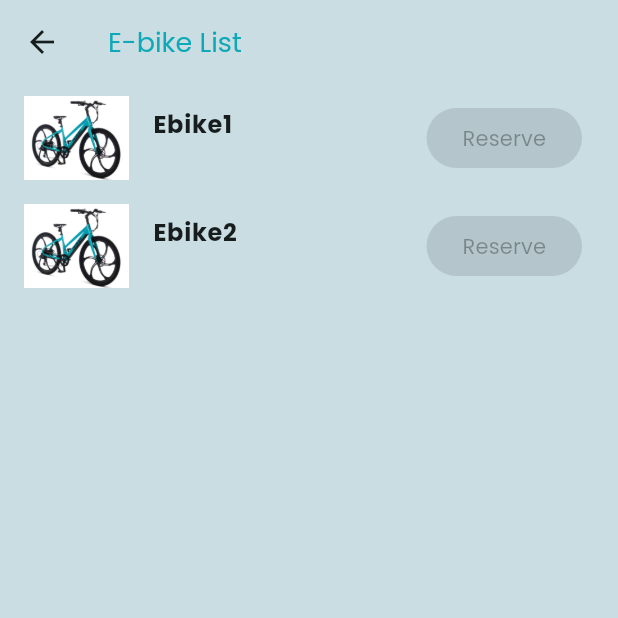
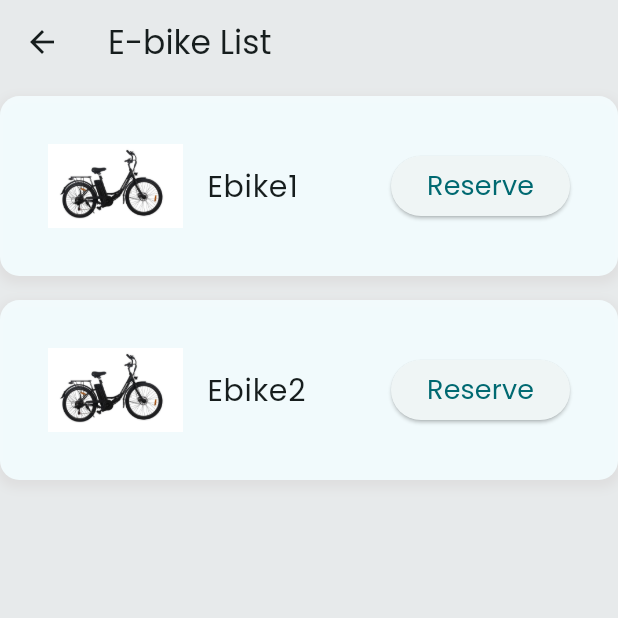
Before and after one commit to bassma734/rentingebike, a Flutter app: the EbikeListPage screen opened directly, on a phone screen of 412 x 824 dp, the top half of it. Run offline on Flutter 3.47's test engine with Material 3 defaults, Android fonts, the phone set to English and light mode, and no system bars; our stand-ins replace firebase_auth, firebase_core, font_awesome_flutter, google_sign_in; missing offline and left inert: mqtt_client, qr_mobile_vision; accounts and stored records are empty; generated files the repository leaves out were written again; statements that could not run were skipped.

Commit message:
'appearance update '

```diff
--- a/lib/core/constants.dart
+++ b/lib/core/constants.dart
@@ -1,13 +1,13 @@
 // App-wide colors
 import 'package:flutter/material.dart';
 
-const Color primary = Color.fromARGB(255, 14, 169, 183);
+const Color primary = Color.fromARGB(251, 28, 171, 184);
 const Color gray900 = Color(0xFF3E3E3E);
 const Color gray700 = Color(0xFF626262);
 const Color gray500 = Color(0xFF8E8E8E);
 const Color gray300 = Color(0xFFBEBEBE);
 const Color gray100 = Color(0xFFE9E9E9);
-const Color background = Color.fromARGB(255, 202, 221, 227);
+const Color background = Color.fromARGB(255, 231, 234, 235);
 const Color black = Colors.black;
 const Color white = Colors.white;
 
--- a/lib/pages/ebike_list_page.dart
+++ b/lib/pages/ebike_list_page.dart
@@ -4,11 +4,9 @@ import '../pages/reservation_form_page.dart';
 import '../services/mqtt_service.dart';
 import 'package:mqtt_client/mqtt_client.dart';
 
+class EbikeListPage extends StatefulWidget {
+  const EbikeListPage({super.key});
 
-
-
-class EbikeListPage extends StatefulWidget {
-  const EbikeListPage({super.key  });
   @override
   EbikeListPageState createState() => EbikeListPageState();
 }
@@ -16,29 +14,32 @@ class EbikeListPage extends StatefulWidget {
 class EbikeListPageState extends State<EbikeListPage> {
   MqttService mqttService = MqttService();
   final String irTopic = "ir_sensor_detection";
-  final _reservationButtonStates = List<bool>.filled(2, false);
-
-
+  final _reservationButtonStates = <bool>[];
 
   final _ebikesMap = {
     'Ebike1': Ebike(
       name: 'Ebike1',
-      photo: 'assets/images/ebike1.jpg',
-
+      photo: 'assets/images/Ebike.jpeg',
     ),
     'Ebike2': Ebike(
       name: 'Ebike2',
-      photo: 'assets/images/ebike1.jpg',
-
+      photo: 'assets/images/Ebike.jpeg',
     ),
   };
 
   @override
   void initState() {
+    super.initState();
+    _initializeButtonStates();
     setupMqttClient();
     setupUpdatesListener();
-    super.initState();
   }
+
+  void _initializeButtonStates() {
+    // Initialize button states based on the number of ebikes
+    _reservationButtonStates.addAll(List<bool>.filled(_ebikesMap.length, true));
+  }
+
   @override
   Widget build(BuildContext context) {
     return Scaffold(
@@ -48,7 +49,6 @@ class EbikeListPageState extends State<EbikeListPage> {
       body: _buildEbikeList(),
     );
   }
-
 
   Widget _buildEbikeList() {
     return ListView.builder(
@@ -60,28 +60,43 @@ class EbikeListPageState extends State<EbikeListPage> {
     );
   }
 
-
   Widget _buildEbikeListTile(Ebike ebike, bool enabled) {
     return GestureDetector(
       onTap: enabled ? () => _handleReservationButtonPress(ebike) : null,
+      child: Container(
+        padding: const EdgeInsets.all(18), // Increase padding for larger tile size
+        margin: const EdgeInsets.symmetric(vertical: 8.0), // Add margin between tiles
+        decoration: BoxDecoration(
+          color: const Color.fromARGB(248, 242, 251, 253),
+          borderRadius: BorderRadius.circular(13), // Rounded corners
+          boxShadow: [
+            BoxShadow(
+              color: const Color.fromARGB(255, 214, 211, 211).withOpacity(0.5),
+              spreadRadius: 2,
+              blurRadius: 5,
+              offset: const Offset(0, 3), // Shadow position
+            ),
+          ],
+        ),
         child: ListTile(
+          contentPadding: const EdgeInsets.all(14), // Add padding inside the tile
           leading: Image.asset(
             ebike.photo,
-          width :70,
-          height : 70,
-          fit: BoxFit.cover,
+            width: 90, // Increased image width
+            height: 200, // Increased image height
+            fit: BoxFit.fill,
           ),
           title: Text(
             ebike.name,
-          style: const TextStyle(fontWeight: FontWeight.bold),
+            style: const TextStyle(
+              fontWeight: FontWeight.w400,
+              fontSize: 20, // Increased font size for title
             ),
-        subtitle: const Column(
-          crossAxisAlignment: CrossAxisAlignment.start,
-
           ),
           trailing: ElevatedButton(
             onPressed: enabled ? () => _handleReservationButtonPress(ebike) : null,
-          child: const Text('Reserve'),
+            child: const Text('Reserve',style: TextStyle(fontSize: 18),),
+          ),
         ),
       ),
     );
@@ -96,29 +111,29 @@ class EbikeListPageState extends State<EbikeListPage> {
     );
   }
 
-
   Future<void> setupMqttClient() async {
     await mqttService.connect();
     mqttService.subscribe(irTopic);
-
   }
 
-  void setupUpdatesListener( ) {
-    mqttService.getMessagesStream()!
-        .listen((List<MqttReceivedMessage<MqttMessage?>>? c) {
-          final recMess = c![0].payload as MqttPublishMessage;
-          final pt =MqttPublishPayload.bytesToStringAsString(recMess.payload.message);
+  void setupUpdatesListener() {
+    mqttService.getMessagesStream()?.listen((List<MqttReceivedMessage<MqttMessage?>>? c) {
+      if (c != null && c.isNotEmpty) {
+        final recMess = c[0].payload as MqttPublishMessage;
+        final pt = MqttPublishPayload.bytesToStringAsString(recMess.payload.message);
         setState(() {
-          if (pt== '1') {
+          if (pt == '1') {
             _reservationButtonStates[0] = true;
-          } else if (pt == '2'){
+          } else if (pt == '2') {
             _reservationButtonStates[1] = true;
           } else if (pt == '1no') {
             _reservationButtonStates[0] = false;
           } else if (pt == '2no') {
-            _reservationButtonStates[1] = false ;
-          }});
+            _reservationButtonStates[1] = false;
+          }
+        });
         debugPrint('MQTTClient::Message received on topic: <${c[0].topic}> is $pt\n');
+      }
     });
   }
 
@@ -127,5 +142,4 @@ class EbikeListPageState extends State<EbikeListPage> {
     mqttService.disconnect();
     super.dispose();
   }
-
 }
--- a/lib/pages/paiement_page.dart
+++ b/lib/pages/paiement_page.dart
@@ -1,6 +1,6 @@
 // scan_qr_code_page.dart
 import 'package:flutter/material.dart';
-import 'package:renting_app/pages/pay.dart';
+import '../pages/pay.dart';
 
 class PaiementPage extends StatelessWidget {
   const PaiementPage({super.key});
--- a/lib/services/mqtt_service.dart
+++ b/lib/services/mqtt_service.dart
@@ -10,7 +10,7 @@ class MqttService {
 
   Future<int> connect() async {
     client.logging(on: true);
-    client.keepAlivePeriod = 60;
+    client.keepAlivePeriod = 200;
     client.onConnected = onConnected;
     client.onDisconnected = onDisconnected;
     client.onSubscribed = onSubscribed;
--- a/pubspec.yaml
+++ b/pubspec.yaml
@@ -53,6 +53,7 @@ dependencies:
 
 
 
+
 dev_dependencies:
   flutter_test:
     sdk: flutter
@@ -78,8 +79,9 @@ flutter:
 
   # To add assets to your application, add an assets section, like this:
   assets:
-    - assets/images/ebike1.jpg
-    - assets/images/ebike2.jpg
+    - assets/images/Ebike.jpeg
+    - assets/images/confirmation_icon.png
+
 
   # An image asset can refer to one or more resolution-specific "variants", see
   # https://flutter.dev/assets-and-images/#resolution-aware
```
Also changed, not shown: lib/main.dart (+2 -7 lines), lib/pages/main_page.dart (+36 -17 lines), lib/pages/pay.dart (+8 -11 lines), lib/pages/reservation_form_page.dart (+47 -16 lines), lib/pages/successful_confirmation.dart (+50 -7 lines), assets/images/Ebike.jpeg (added), assets/images/confirmation_icon.png (added), assets/images/ebike1.jpg (deleted), assets/images/ebike2.jpg (deleted), pubspec.lock. Lines whose indentation alone changed are shown as unchanged.
